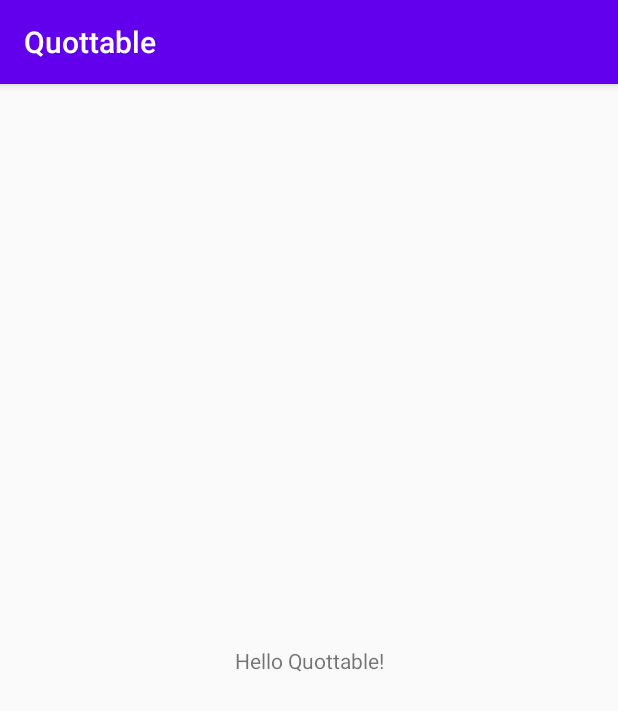
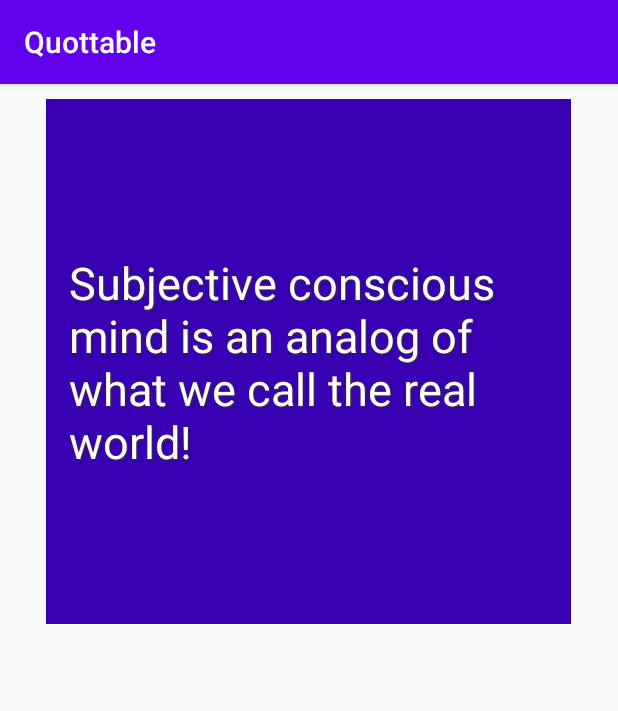
Before and after one commit to jessejohnson/quottable, an Android app: the screen it shows after launch (MainActivity), on a phone screen of 412 x 824 dp. Shown: the top 711 px of the screen. Run offline under Robolectric (Android 15) with nearby library versions, the phone set to English and light mode, and no system bars.

Commit message:
Design layout for single image quote

```diff
--- a/app/src/main/res/layout/activity_main.xml
+++ b/app/src/main/res/layout/activity_main.xml
@@ -1,19 +1,40 @@
 <?xml version="1.0" encoding="utf-8"?>
-<androidx.constraintlayout.widget.ConstraintLayout
-    xmlns:android="http://schemas.android.com/apk/res/android"
+<FrameLayout xmlns:android="http://schemas.android.com/apk/res/android"
     xmlns:app="http://schemas.android.com/apk/res-auto"
     xmlns:tools="http://schemas.android.com/tools"
     android:layout_width="match_parent"
     android:layout_height="match_parent"
     tools:context=".MainActivity">
 
-    <TextView
-        android:layout_width="wrap_content"
-        android:layout_height="wrap_content"
-        android:text="Hello Quottable!"
-        app:layout_constraintBottom_toBottomOf="parent"
-        app:layout_constraintLeft_toLeftOf="parent"
-        app:layout_constraintRight_toRightOf="parent"
-        app:layout_constraintTop_toTopOf="parent" />
-
-</androidx.constraintlayout.widget.ConstraintLayout>
+    <androidx.constraintlayout.widget.ConstraintLayout
+        android:layout_width="@dimen/pictureSide"
+        android:layout_height="@dimen/pictureSide"
+        android:layout_gravity="center|top"
+        android:background="@color/colorPrimary"
+        android:layout_margin="@dimen/marginSmall">
+        <ImageView
+            android:id="@+id/ivBackground"
+            android:layout_width="match_parent"
+            android:layout_height="match_parent"
+            android:src="@color/colorPrimaryDark"
+            app:layout_constraintTop_toTopOf="parent"
+            app:layout_constraintBottom_toBottomOf="parent"
+            app:layout_constraintEnd_toEndOf="parent"
+            app:layout_constraintStart_toStartOf="parent"/>
+        <TextView
+            android:layout_width="wrap_content"
+            android:layout_height="wrap_content"
+            android:text="Subjective conscious mind is an analog of what we call the real world!"
+            android:textSize="@dimen/textLarge"
+            android:padding="@dimen/paddingSmall"
+            android:textColor="@color/white"
+            android:shadowColor="@color/black"
+            android:shadowDx="1.0"
+            android:shadowDy="1.0"
+            android:shadowRadius="1.0"
+            app:layout_constraintBottom_toBottomOf="@id/ivBackground"
+            app:layout_constraintLeft_toLeftOf="@id/ivBackground"
+            app:layout_constraintRight_toRightOf="@id/ivBackground"
+            app:layout_constraintTop_toTopOf="@id/ivBackground" />
+    </androidx.constraintlayout.widget.ConstraintLayout>
+</FrameLayout>
--- a/app/src/main/res/values/colors.xml
+++ b/app/src/main/res/values/colors.xml
@@ -3,4 +3,6 @@
     <color name="colorPrimary">#6200EE</color>
     <color name="colorPrimaryDark">#3700B3</color>
     <color name="colorAccent">#03DAC5</color>
+    <color name="black">#333333</color>
+    <color name="white">#FFFFFF</color>
 </resources>
--- /dev/null
+++ b/app/src/main/res/values/dimen.xml
@@ -0,0 +1,7 @@
+<?xml version="1.0" encoding="utf-8"?>
+<resources>
+    <dimen name="pictureSide">350dp</dimen>
+    <dimen name="textLarge">30sp</dimen>
+    <dimen name="marginSmall">10dp</dimen>
+    <dimen name="paddingSmall">15dp</dimen>
+</resources>
```
